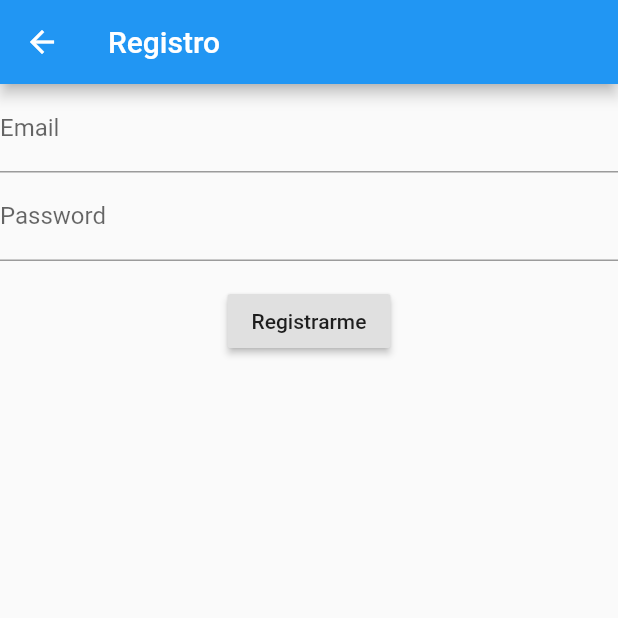
After one commit to lkbarreto/login, a Flutter app: the screen it shows after launch, after a tap on "No tienes cuenta? Registrate", on a phone screen of 412 x 824 dp, the top half of it. The commit adds this screen. Run offline on Flutter 3.47's test engine with Material 2 defaults, Android fonts, the phone set to English and light mode, and no system bars; our stand-ins replace shared_preferences.

Commit message:
register added

```diff
--- a/lib/model/model.dart
+++ b/lib/model/model.dart
@@ -1,4 +1,5 @@
 import 'package:flutter/material.dart';
+import 'package:shared_preferences/shared_preferences.dart';
 import '../widgets/logout.dart';
 import '../widgets/login.dart';
 
@@ -8,39 +9,74 @@ class Model extends ChangeNotifier {
   WidgetMarker _state = WidgetMarker.Login;
 
   String _text = "Ingrese";
+  bool _logged = false;
+  String _email = "";
+  String _password = "";
+
+  _setLogout() async {
+    SharedPreferences prefs = await SharedPreferences.getInstance();
+    prefs.setBool('loggedIn', false);
+  }
+
+  _setLogin() async {
+    SharedPreferences prefs = await SharedPreferences.getInstance();
+    prefs.setBool('loggedIn', true);
+  }
+
+  _getLogged() async {
+    SharedPreferences prefs = await SharedPreferences.getInstance();
+    _logged = (prefs.getBool('loggedIn') ?? false);
+  }
+
+  _getEmail() async {
+    SharedPreferences prefs = await SharedPreferences.getInstance();
+    _email = (prefs.getString('email') ?? "...");
+  }
+
+  _getPass() async {
+    SharedPreferences prefs = await SharedPreferences.getInstance();
+    _password = (prefs.getString('password') ?? "...");
+  }
 
   WidgetMarker get state => _state;
 
   String get text => _text;
 
   void view() {
-    switch (_state) {
-      case WidgetMarker.Login:
-        _text = "Bienvenido";
-        changeValue(WidgetMarker.Logout);
-        break;
-      case WidgetMarker.Logout:
-        _text = "Ingrese";
-        changeValue(WidgetMarker.Login);
-        break;
+    if (_logged) {
+      _text = "Bienvenido";
+      changeValue(WidgetMarker.Logout);
+    } else {
+      _text = "Ingrese";
+      changeValue(WidgetMarker.Login);
     }
   }
 
   Widget getCurrent() {
+    _getLogged();
     switch (_state) {
       case WidgetMarker.Login:
         return Login(
-          loginPressed: () {
-            view();
+          loginPressed: (pass, email) {
+            _getEmail();
+            _getPass();
+            if (pass == _password && email == _email) {
+              _setLogin();
+              view();
+            }
           },
         );
       case WidgetMarker.Logout:
         return Logout(logoutPressed: () {
+          _setLogout();
           view();
         });
       default:
         return Login(
-          loginPressed: () {},
+          loginPressed: (pass, email) {
+            _getEmail();
+            _getPass();
+          },
         );
     }
   }
--- a/lib/widgets/login.dart
+++ b/lib/widgets/login.dart
@@ -1,7 +1,8 @@
 import 'package:flutter/material.dart';
+import './singup.dart';
 
 class Login extends StatelessWidget {
-  final Function() loginPressed;
+  final Function(String pass, String email) loginPressed;
 
   final TextEditingController _email = new TextEditingController();
   final TextEditingController _password = new TextEditingController();
@@ -35,6 +36,23 @@ class Login extends StatelessWidget {
                 ),
               ],
             ),
+          ),
+          new Container(
+            child: new Column(
+              children: <Widget>[
+                new FlatButton(
+                  onPressed: () {
+                    Navigator.push(
+                      context,
+                      MaterialPageRoute(builder: (context) => SingUp()),
+                    );
+                  },
+                  child: Text(
+                    "No tienes cuenta? Registrate",
+                  ),
+                ),
+              ],
+            ),
           )
         ],
       ),
@@ -50,7 +68,6 @@ class Login extends StatelessWidget {
               title: Text('Alerta'),
               content: Text('Campos incompletos!'),
               actions: <Widget>[
-
                 FlatButton(
                     onPressed: () => Navigator.of(context).pop(),
                     child: Text('OK')),
@@ -58,7 +75,7 @@ class Login extends StatelessWidget {
             );
           });
     } else {
-      loginPressed();
+      loginPressed(_password.text, _email.text);
     }
   }
 }
--- /dev/null
+++ b/lib/widgets/singup.dart
@@ -0,0 +1,95 @@
+import 'package:flutter/material.dart';
+import 'package:shared_preferences/shared_preferences.dart';
+
+class SingUp extends StatelessWidget {
+  final TextEditingController _email = new TextEditingController();
+  final TextEditingController _password = new TextEditingController();
+  final _formKey = GlobalKey<FormState>();
+
+  _addEmail() async {
+    SharedPreferences prefs = await SharedPreferences.getInstance();
+    prefs.setString('email', _email.text);
+  }
+
+  _addPass() async {
+    SharedPreferences prefs = await SharedPreferences.getInstance();
+    prefs.setString('password', _password.text);
+  }
+
+  _addlogin() async {
+    SharedPreferences prefs = await SharedPreferences.getInstance();
+    prefs.setBool('loggedIn', false);
+  }
+
+  @override
+  Widget build(BuildContext context) {
+    return Scaffold(
+      appBar: AppBar(
+        title: Text("Registro"),
+      ),
+      body: Center(
+          child: Container(
+              child: new Form(
+        key: _formKey,
+        child: Column(
+          crossAxisAlignment: CrossAxisAlignment.start,
+          children: <Widget>[
+            TextFormField(
+              controller: _email,
+              decoration: new InputDecoration(labelText: 'Email'),
+              validator: (value) {
+                if (value.isEmpty) {
+                  return 'Campo requerido';
+                }
+                return null;
+              },
+            ),
+            TextFormField(
+              controller: _password,
+              decoration: new InputDecoration(labelText: 'Password'),
+              validator: (value) {
+                if (value.isEmpty) {
+                  return 'Campo requerido';
+                }
+                return null;
+              },
+            ),
+            Center(
+                child: Padding(
+              padding: const EdgeInsets.symmetric(vertical: 16.0),
+              child: RaisedButton(
+                onPressed: () {
+                  // Validate returns true if the form is valid, or false
+                  // otherwise.
+                  if (_formKey.currentState.validate()) {
+                    _onPress(context);
+                  }
+                },
+                child: Text('Registrarme'),
+              ),
+            )),
+          ],
+        ),
+      ))),
+    );
+  }
+
+  void _onPress(BuildContext context) {
+    _addEmail();
+    _addPass();
+    _addlogin();
+    showDialog(
+        context: context,
+        builder: (context) {
+          return AlertDialog(
+            title: Text('Hecho'),
+            content: Text('Usuario registrado!'),
+            actions: <Widget>[
+              FlatButton(
+                  onPressed: () => Navigator.of(context).pop(),
+                  child: Text('OK')),
+            ],
+          );
+        });
+  }
+}
--- a/pubspec.yaml
+++ b/pubspec.yaml
@@ -20,6 +20,7 @@ dependencies:
   flutter:
     sdk: flutter
   provider: ^4.0.1
+  shared_preferences: ^0.4.3
 
   # The following adds the Cupertino Icons font to your application.
   # Use with the CupertinoIcons class for iOS style icons.
```
Also changed, not shown: pubspec.lock.
